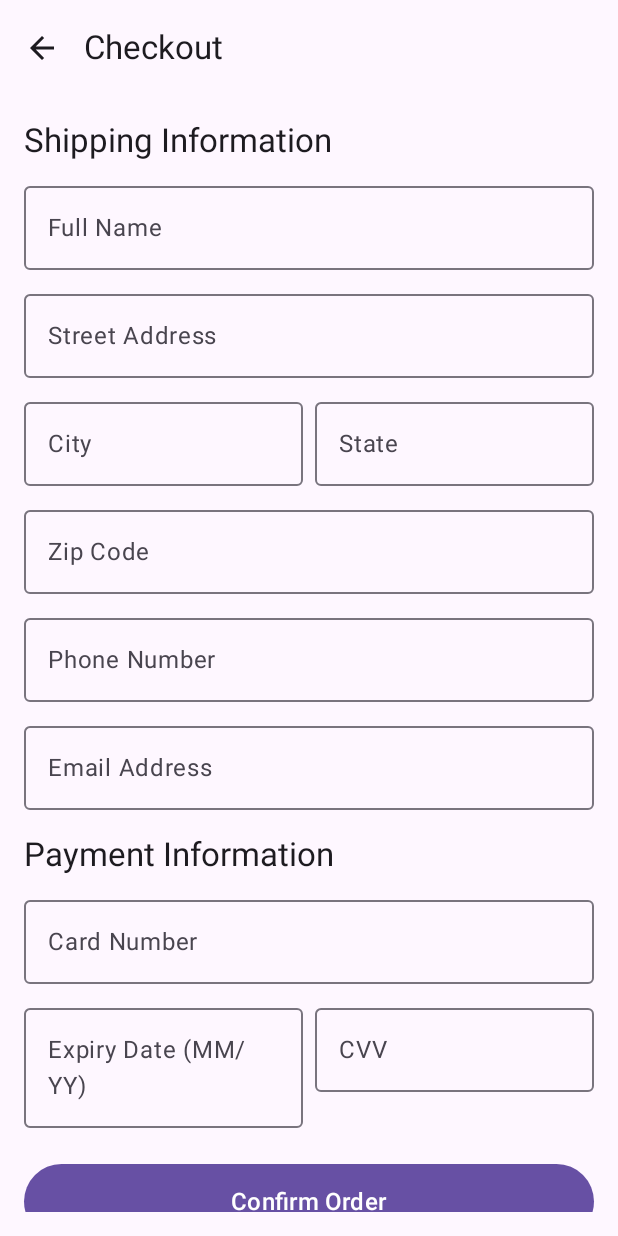
After one commit to SyntaxIDK/Techbuy-Kotlin, an Android app built with Jetpack Compose: the CheckoutScreen screen opened through its navigation route, on a phone screen of 412 x 824 dp. The commit adds this screen. Run offline under Robolectric (Android 15) with nearby library versions, the phone set to English and light mode, and no system bars.

Commit message:
feat: Implement simulated checkout functionality

```diff
--- a/app/src/main/java/com/example/techbuy/navigation/TechBuyNavigation.kt
+++ b/app/src/main/java/com/example/techbuy/navigation/TechBuyNavigation.kt
@@ -10,6 +10,8 @@ import androidx.navigation.navArgument // Added import
 import com.example.techbuy.ui.screens.*
 import com.example.techbuy.ui.screens.EditProfileScreen // Added import
 import com.example.techbuy.ui.screens.WishlistScreen
+import com.example.techbuy.ui.screens.CheckoutScreen
+import com.example.techbuy.ui.screens.OrderConfirmationScreen
 
 @Composable
 fun TechBuyNavigation(navController: NavHostController, toggleTheme: () -> Unit) {
@@ -50,5 +52,7 @@ fun TechBuyNavigation(navController: NavHostController, toggleTheme: () -> Unit)
         composable("edit_profile") { EditProfileScreen(navController) } // Added route
         composable("search") { SearchScreen(navController) }
         composable("wishlist") { WishlistScreen(navController) }
+        composable("checkout") { CheckoutScreen(navController) }
+        composable("order_confirmation") { OrderConfirmationScreen(navController) }
     }
 }
--- a/app/src/main/java/com/example/techbuy/ui/screens/CartScreen.kt
+++ b/app/src/main/java/com/example/techbuy/ui/screens/CartScreen.kt
@@ -88,7 +88,7 @@ fun CartScreen(navController: NavHostController) {
                         .align(Alignment.End)
                 )
                 Button(
-                    onClick = { /* TODO: Navigate to checkout */ },
+                    onClick = { navController.navigate("checkout") },
                     modifier = Modifier
                         .fillMaxWidth()
                         .padding(16.dp)
--- /dev/null
+++ b/app/src/main/java/com/example/techbuy/ui/screens/CheckoutScreen.kt
@@ -0,0 +1,165 @@
+package com.example.techbuy.ui.screens
+
+import androidx.compose.foundation.layout.*
+import androidx.compose.foundation.rememberScrollState
+import androidx.compose.foundation.text.KeyboardOptions
+import androidx.compose.foundation.verticalScroll
+import androidx.compose.material.icons.Icons
+import androidx.compose.material.icons.filled.ArrowBack
+import androidx.compose.material3.*
+import androidx.compose.runtime.*
+import androidx.compose.ui.Alignment
+import androidx.compose.ui.Modifier
+import androidx.compose.ui.text.input.ImeAction
+import androidx.compose.ui.text.input.KeyboardType
+import androidx.compose.ui.unit.dp
+import androidx.navigation.NavHostController
+
+@OptIn(ExperimentalMaterial3Api::class)
+@Composable
+fun CheckoutScreen(navController: NavHostController) {
+    var fullName by remember { mutableStateOf("") }
+    var streetAddress by remember { mutableStateOf("") }
+    var city by remember { mutableStateOf("") }
+    var state by remember { mutableStateOf("") }
+    var zipCode by remember { mutableStateOf("") }
+    var phoneNumber by remember { mutableStateOf("") }
+    var emailAddress by remember { mutableStateOf("") }
+    var cardNumber by remember { mutableStateOf("") }
+    var expiryDate by remember { mutableStateOf("") }
+    var cvv by remember { mutableStateOf("") }
+
+    Scaffold(
+        topBar = {
+            TopAppBar(
+                title = { Text("Checkout") },
+                navigationIcon = {
+                    IconButton(onClick = { navController.popBackStack() }) {
+                        Icon(Icons.Filled.ArrowBack, contentDescription = "Back")
+                    }
+                }
+            )
+        }
+    ) { paddingValues ->
+        Column(
+            modifier = Modifier
+                .padding(paddingValues)
+                .padding(16.dp)
+                .fillMaxSize()
+                .verticalScroll(rememberScrollState()) // Make content scrollable
+        ) {
+            Text("Shipping Information", style = MaterialTheme.typography.titleLarge, modifier = Modifier.padding(bottom = 8.dp))
+            OutlinedTextField(
+                value = fullName,
+                onValueChange = { fullName = it },
+                label = { Text("Full Name") },
+                modifier = Modifier.fillMaxWidth(),
+                keyboardOptions = KeyboardOptions.Default.copy(imeAction = ImeAction.Next),
+                singleLine = true
+            )
+            Spacer(modifier = Modifier.height(8.dp))
+            OutlinedTextField(
+                value = streetAddress,
+                onValueChange = { streetAddress = it },
+                label = { Text("Street Address") },
+                modifier = Modifier.fillMaxWidth(),
+                keyboardOptions = KeyboardOptions.Default.copy(imeAction = ImeAction.Next),
+                singleLine = true
+            )
+            Spacer(modifier = Modifier.height(8.dp))
+            Row(Modifier.fillMaxWidth()) {
+                OutlinedTextField(
+                    value = city,
+                    onValueChange = { city = it },
+                    label = { Text("City") },
+                    modifier = Modifier.weight(1f),
+                    keyboardOptions = KeyboardOptions.Default.copy(imeAction = ImeAction.Next),
+                    singleLine = true
+                )
+                Spacer(modifier = Modifier.width(8.dp))
+                OutlinedTextField(
+                    value = state,
+                    onValueChange = { state = it },
+                    label = { Text("State") },
+                    modifier = Modifier.weight(1f),
+                    keyboardOptions = KeyboardOptions.Default.copy(imeAction = ImeAction.Next),
+                    singleLine = true
+                )
+            }
+            Spacer(modifier = Modifier.height(8.dp))
+            OutlinedTextField(
+                value = zipCode,
+                onValueChange = { zipCode = it },
+                label = { Text("Zip Code") },
+                modifier = Modifier.fillMaxWidth(),
+                keyboardOptions = KeyboardOptions.Default.copy(keyboardType = KeyboardType.Number, imeAction = ImeAction.Next),
+                singleLine = true
+            )
+            Spacer(modifier = Modifier.height(8.dp))
+            OutlinedTextField(
+                value = phoneNumber,
+                onValueChange = { phoneNumber = it },
+                label = { Text("Phone Number") },
+                modifier = Modifier.fillMaxWidth(),
+                keyboardOptions = KeyboardOptions.Default.copy(keyboardType = KeyboardType.Phone, imeAction = ImeAction.Next),
+                singleLine = true
+            )
+            Spacer(modifier = Modifier.height(8.dp))
+            OutlinedTextField(
+                value = emailAddress,
+                onValueChange = { emailAddress = it },
+                label = { Text("Email Address") },
+                modifier = Modifier.fillMaxWidth(),
+                keyboardOptions = KeyboardOptions.Default.copy(keyboardType = KeyboardType.Email, imeAction = ImeAction.Next),
+                singleLine = true
+            )
+
+            Spacer(modifier = Modifier.height(16.dp))
+            Text("Payment Information", style = MaterialTheme.typography.titleLarge, modifier = Modifier.padding(bottom = 8.dp))
+            OutlinedTextField(
+                value = cardNumber,
+                onValueChange = { cardNumber = it },
+                label = { Text("Card Number") },
+                modifier = Modifier.fillMaxWidth(),
+                keyboardOptions = KeyboardOptions.Default.copy(keyboardType = KeyboardType.Number, imeAction = ImeAction.Next),
+                singleLine = true
+            )
+            Spacer(modifier = Modifier.height(8.dp))
+            Row(Modifier.fillMaxWidth()) {
+                OutlinedTextField(
+                    value = expiryDate,
+                    onValueChange = { expiryDate = it },
+                    label = { Text("Expiry Date (MM/YY)") },
+                    modifier = Modifier.weight(1f),
+                    keyboardOptions = KeyboardOptions.Default.copy(keyboardType = KeyboardType.Number, imeAction = ImeAction.Next),
+                    singleLine = true
+                )
+                Spacer(modifier = Modifier.width(8.dp))
+                OutlinedTextField(
+                    value = cvv,
+                    onValueChange = { cvv = it },
+                    label = { Text("CVV") },
+                    modifier = Modifier.weight(1f),
+                    keyboardOptions = KeyboardOptions.Default.copy(keyboardType = KeyboardType.Number, imeAction = ImeAction.Done),
+                    singleLine = true
+                )
+            }
+
+            Spacer(modifier = Modifier.height(24.dp))
+            Button(
+                onClick = {
+                    navController.navigate("order_confirmation") {
+                        popUpTo("cart") { inclusive = true } // Clear cart and checkout from backstack
+                        launchSingleTop = true
+                    }
+                },
+                modifier = Modifier
+                    .fillMaxWidth()
+                    .height(50.dp)
+            ) {
+                Text("Confirm Order", style = MaterialTheme.typography.titleMedium)
+            }
+            Spacer(modifier = Modifier.height(16.dp)) // Add some padding at the bottom
+        }
+    }
+}
--- /dev/null
+++ b/app/src/main/java/com/example/techbuy/ui/screens/OrderConfirmationScreen.kt
@@ -0,0 +1,66 @@
+package com.example.techbuy.ui.screens
+
+import androidx.compose.foundation.layout.*
+import androidx.compose.material.icons.Icons
+import androidx.compose.material.icons.filled.ArrowBack
+import androidx.compose.material3.*
+import androidx.compose.runtime.Composable
+import androidx.compose.ui.Alignment
+import androidx.compose.ui.Modifier
+import androidx.compose.ui.text.style.TextAlign
+import androidx.compose.ui.unit.dp
+import androidx.navigation.NavHostController
+
+@OptIn(ExperimentalMaterial3Api::class)
+@Composable
+fun OrderConfirmationScreen(navController: NavHostController) {
+    Scaffold(
+        topBar = {
+            TopAppBar(
+                title = { Text("Order Confirmed") },
+                navigationIcon = {
+                    // Optional: Navigate back to home or clear back stack to prevent going back to checkout
+                    IconButton(onClick = {
+                        navController.navigate("home") {
+                            popUpTo(navController.graph.startDestinationId) {
+                                inclusive = true
+                            }
+                            launchSingleTop = true
+                        }
+                    }) {
+                        Icon(Icons.Filled.ArrowBack, contentDescription = "Back to Home")
+                    }
+                }
+            )
+        }
+    ) { paddingValues ->
+        Column(
+            modifier = Modifier
+                .padding(paddingValues)
+                .fillMaxSize()
+                .padding(16.dp),
+            horizontalAlignment = Alignment.CenterHorizontally,
+            verticalArrangement = Arrangement.Center
+        ) {
+            Text(
+                text = "Your order has been placed successfully!",
+                style = MaterialTheme.typography.headlineSmall,
+                textAlign = TextAlign.Center,
+                modifier = Modifier.padding(bottom = 24.dp)
+            )
+            Button(
+                onClick = {
+                    navController.navigate("home") {
+                        popUpTo(navController.graph.startDestinationId) { // Clear back stack up to home
+                            inclusive = true
+                        }
+                        launchSingleTop = true // Avoid multiple copies of home
+                    }
+                },
+                modifier = Modifier.fillMaxWidth(0.8f)
+            ) {
+                Text("Continue Shopping")
+            }
+        }
+    }
+}
```
